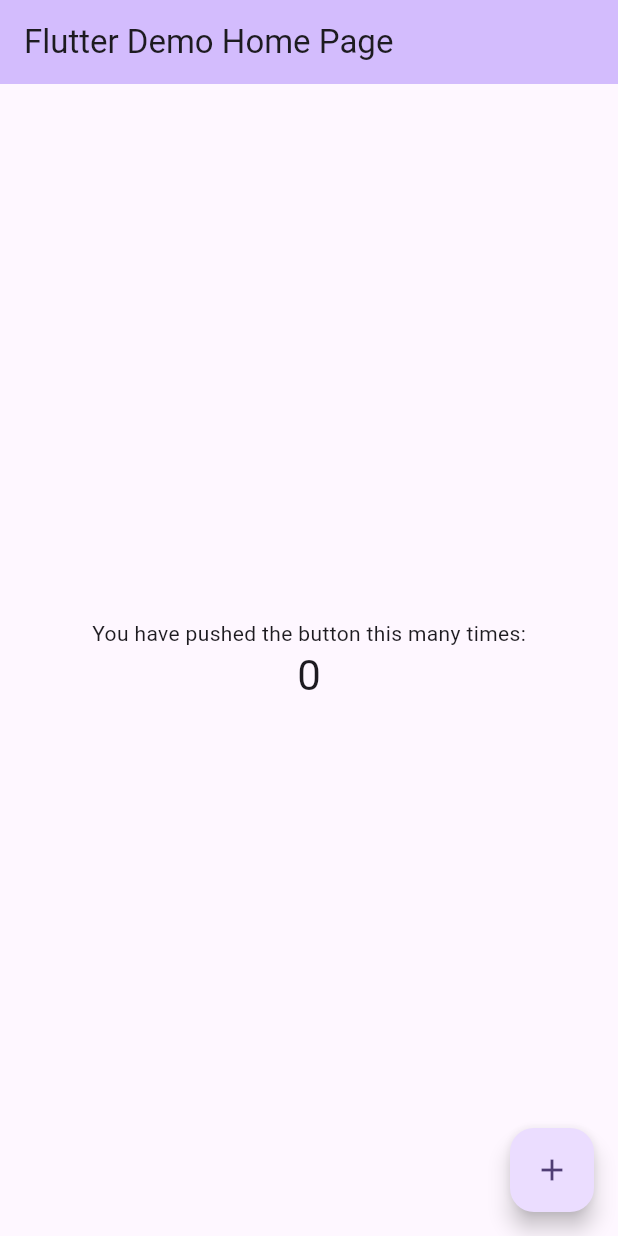
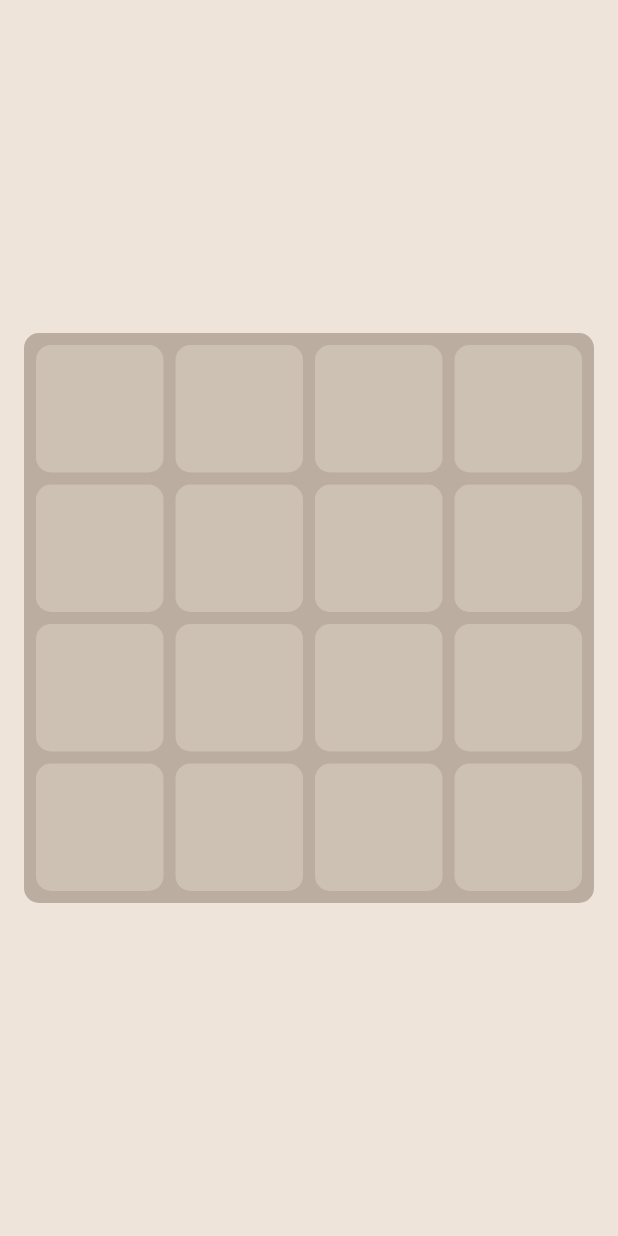
Before and after one commit to louisoliv/twenty-forty-eight, a Flutter app: the screen it shows after launch, on a phone screen of 412 x 824 dp. Run offline on Flutter 3.47's test engine with Material 3 defaults, Android fonts, the phone set to English and light mode, and no system bars.

Commit message:
Add grid to the screen

```diff
--- a/lib/main.dart
+++ b/lib/main.dart
@@ -1,66 +1,118 @@
 import 'package:flutter/material.dart';
 
+const Color lightBrown = Color.fromARGB(255, 205, 193, 180);
+const Color darkBrown = Color.fromARGB(255, 187, 173, 160);
+const Color tan = Color.fromARGB(255, 238, 228, 218);
+const Color greyRext = Color.fromARGB(255, 119, 110, 101);
+
+const Map<int, Color> numTileColor = {
+  2: tan,
+  4: tan,
+  8: Color.fromARGB(255, 242, 177, 121),
+  16: Color.fromARGB(255, 245, 149, 99),
+  32: Color.fromARGB(255, 246, 124, 95),
+  64: Color.fromARGB(255, 246, 95, 64),
+  128: Color.fromARGB(255, 235, 208, 117),
+  256: Color.fromARGB(255, 235, 203, 103),
+  512: Color.fromARGB(255, 236, 201, 85),
+  1024: Color.fromARGB(255, 229, 194, 90),
+  2048: Color.fromARGB(255, 232, 192, 70),
+};
+
 void main() {
-  runApp(const MyApp());
+  runApp(TwentyFortyEightApp());
 }
 
-class MyApp extends StatelessWidget {
-  const MyApp({super.key});
+class Tile {
+  final int x;
+  final int y;
+  int val;
 
-  // This widget is the root of your application.
+  late Animation<double> animatedX;
+  late Animation<double> animatedY;
+  late Animation<int> animatedValue;
+  late Animation<double> scale;
+
+  Tile(this.x, this.y, this.val) {
+    resetAnimation();
+  }
+
+  void resetAnimation() {
+    animatedX = AlwaysStoppedAnimation(this.x.toDouble());
+    animatedY = AlwaysStoppedAnimation(this.y.toDouble());
+    animatedValue = AlwaysStoppedAnimation(this.val);
+    scale = AlwaysStoppedAnimation(1.0);
+  }
+}
+
+class TwentyFortyEightApp extends StatelessWidget {
   @override
   Widget build(BuildContext context) {
     return MaterialApp(
-      title: 'Flutter Demo',
-      theme: ThemeData(
-        colorScheme: ColorScheme.fromSeed(seedColor: Colors.deepPurple),
-      ),
-      home: const MyHomePage(title: 'Flutter Demo Home Page'),
+      debugShowCheckedModeBanner: false,
+      title: '2048 Game',
+      home: TwentyFortyEight(title: '2048 Game'),
     );
   }
 }
 
-class MyHomePage extends StatefulWidget {
-  const MyHomePage({super.key, required this.title});
+class TwentyFortyEight extends StatefulWidget {
+  const TwentyFortyEight({super.key, required this.title});
 
   final String title;
 
   @override
-  State<MyHomePage> createState() => _MyHomePageState();
+  State<TwentyFortyEight> createState() => TwentyFortyEightState();
 }
 
-class _MyHomePageState extends State<MyHomePage> {
-  int _counter = 0;
+class TwentyFortyEightState extends State<TwentyFortyEight> {
+  List<List<Tile>> grid = List.generate(
+    4,
+    (y) => List.generate(4, (x) => Tile(x, y, 0)),
+  );
 
-  void _incrementCounter() {
-    setState(() {
-      _counter++;
-    });
-  }
+  Iterable<Tile> get flattenedGrid => grid.expand((e) => e);
 
   @override
   Widget build(BuildContext context) {
-    return Scaffold(
-      appBar: AppBar(
-        backgroundColor: Theme.of(context).colorScheme.inversePrimary,
-        title: Text(widget.title),
-      ),
-      body: Center(
-        child: Column(
-          mainAxisAlignment: MainAxisAlignment.center,
-          children: <Widget>[
-            const Text('You have pushed the button this many times:'),
-            Text(
-              '$_counter',
-              style: Theme.of(context).textTheme.headlineMedium,
+    double gridSize = MediaQuery.of(context).size.width - 16.0 * 2;
+    double tileSize = (gridSize - 4.0 * 2) / 4;
+    List<Widget> stackItems = [];
+
+    stackItems.addAll(
+      flattenedGrid.map(
+        (e) => Positioned(
+          left: e.x * tileSize,
+          top: e.y * tileSize,
+          width: tileSize,
+          height: tileSize,
+          child: Center(
+            child: Container(
+              width: tileSize - 4.0 * 2,
+              height: tileSize - 4.0 * 2,
+              decoration: BoxDecoration(
+                borderRadius: BorderRadius.circular(10.0),
+                color: lightBrown,
+              ),
             ),
-          ],
+          ),
         ),
       ),
-      floatingActionButton: FloatingActionButton(
-        onPressed: _incrementCounter,
-        tooltip: 'Increment',
-        child: const Icon(Icons.add),
+    );
+
+    return Scaffold(
+      backgroundColor: tan,
+      body: Center(
+        child: Container(
+          width: gridSize,
+          height: gridSize,
+          padding: EdgeInsets.all(4.0),
+          decoration: BoxDecoration(
+            borderRadius: BorderRadius.circular(10.0),
+            color: darkBrown,
+          ),
+          child: Stack(children: stackItems),
+        ),
       ),
     );
   }
```
